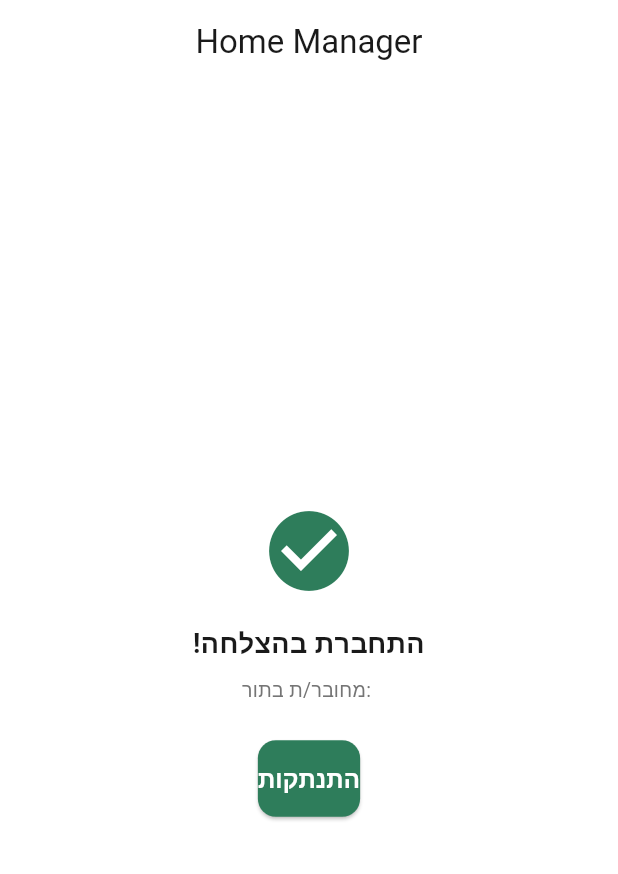
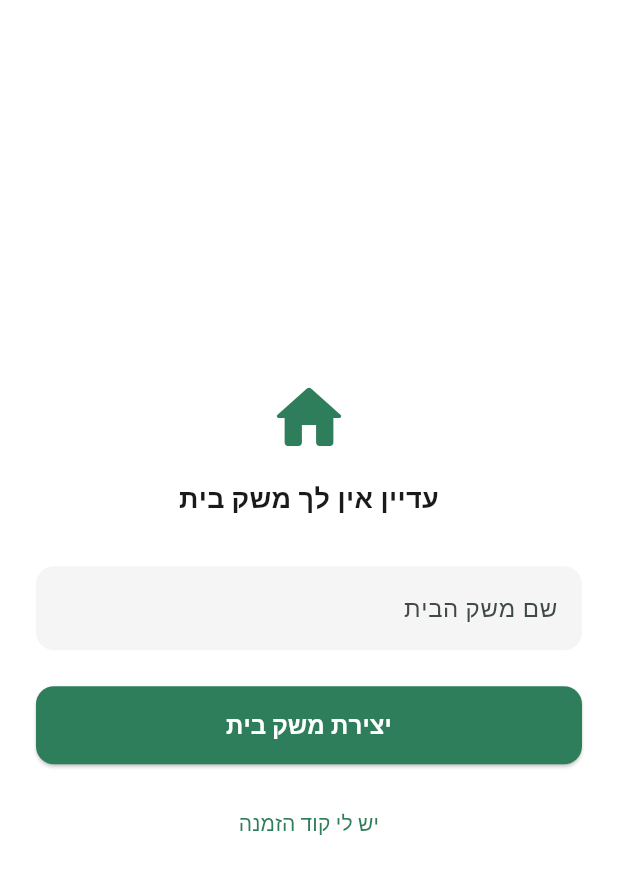
Before and after one commit to lilovem/Home-Manager, a Flutter app: the screen it shows once a user with an empty profile is signed in, on a phone screen of 412 x 824 dp. Shown: the top 874 px of the screen. Run offline on Flutter 3.47's test engine with Material 3 defaults, Android fonts, the phone set to English and light mode, and no system bars; our stand-ins replace cloud_firestore, firebase_auth, firebase_core, flutter_riverpod, go_router; accounts and stored records are empty; statements that could not run were skipped.

Commit message:
Stage 4: Household create/join working with 2 real users

```diff
--- /dev/null
+++ b/firestore.indexes.json
@@ -0,0 +1,4 @@
+{
+  "indexes": [],
+  "fieldOverrides": []
+}
--- a/lib/app/auth_gate.dart
+++ b/lib/app/auth_gate.dart
@@ -2,17 +2,17 @@ import 'package:flutter/material.dart';
 import 'package:flutter_riverpod/flutter_riverpod.dart';
 import '../core/widgets/error_view.dart';
 import '../features/auth/login_screen.dart';
-import '../features/home/home_screen.dart';
 import '../features/splash/splash_screen.dart';
 import '../providers/auth_provider.dart';
+import 'household_gate.dart';
 
-/// "השומר" הראשי של האפליקציה.
+/// "השומר" הראשון של האפליקציה.
 ///
 /// מאזין למצב ההתחברות (authStateChangesProvider) ומציג אוטומטית
 /// את המסך המתאים:
 /// - עדיין בודק (loading) → Splash
 /// - לא מחובר (null) → Login
-/// - מחובר (User) → Home
+/// - מחובר (User) → HouseholdGate (שבודק אם יש לו household)
 ///
 /// כך שכל שינוי במצב ההתחברות (login/register/signOut) מתעדכן
 /// אוטומטית בכל האפליקציה, בלי ניווט ידני.
@@ -32,7 +32,7 @@ class AuthGate extends ConsumerWidget {
         if (user == null) {
           return const LoginScreen();
         }
-        return const HomeScreen();
+        return const HouseholdGate();
       },
     );
   }
--- a/lib/app/config/app_strings.dart
+++ b/lib/app/config/app_strings.dart
@@ -29,6 +29,16 @@ class AppStrings {
   static const String createHousehold = 'יצירת משק בית';
   static const String householdName = 'שם משק הבית';
   static const String invitePartner = 'הזמנת בן/בת זוג';
+  static const String joinHousehold = 'הצטרפות למשק בית קיים';
+  static const String inviteCode = 'קוד הזמנה';
+  static const String noHouseholdYet = 'עדיין אין לך משק בית';
+  static const String createNewHousehold = 'צור משק בית חדש';
+  static const String haveInviteCode = 'יש לי קוד הזמנה';
+  static const String joinButton = 'הצטרף';
+  static const String copyCode = 'העתק קוד';
+  static const String codeCopied = 'הקוד הועתק!';
+  static const String shareThisCode = 'שתפו את הקוד הזה עם בן/בת הזוג';
+  static const String membersCount = 'חברים במשק הבית';
 
   // Shopping
   static const String shoppingList = 'רשימת קניות';
--- /dev/null
+++ b/lib/app/household_gate.dart
@@ -0,0 +1,35 @@
+import 'package:flutter/material.dart';
+import 'package:flutter_riverpod/flutter_riverpod.dart';
+import '../core/widgets/error_view.dart';
+import '../features/home/home_screen.dart';
+import '../features/household/create_household_screen.dart';
+import '../features/splash/splash_screen.dart';
+import '../providers/household_provider.dart';
+
+/// "שומר" שני, שרץ אחרי AuthGate (כלומר המשתמש כבר מחובר).
+///
+/// מאזין ל-household של המשתמש הנוכחי ומציג את המסך המתאים:
+/// - עדיין בודק → Splash
+/// - אין household → מסך יצירה/הצטרפות
+/// - יש household → מסך הבית
+class HouseholdGate extends ConsumerWidget {
+  const HouseholdGate({super.key});
+
+  @override
+  Widget build(BuildContext context, WidgetRef ref) {
+    final householdState = ref.watch(myHouseholdProvider);
+
+    return householdState.when(
+      loading: () => const SplashScreen(),
+      error: (error, stack) => const Scaffold(
+        body: ErrorView(message: 'שגיאה בטעינת משק הבית'),
+      ),
+      data: (household) {
+        if (household == null) {
+          return const CreateOrJoinHouseholdScreen();
+        }
+        return const HomeScreen();
+      },
+    );
+  }
+}
--- /dev/null
+++ b/lib/features/household/create_household_screen.dart
@@ -0,0 +1,153 @@
+import 'package:flutter/material.dart';
+import 'package:flutter_riverpod/flutter_riverpod.dart';
+import '../../app/config/app_colors.dart';
+import '../../app/config/app_strings.dart';
+import '../../app/config/app_text_styles.dart';
+import '../../core/errors/failures.dart';
+import '../../core/utils/validators.dart';
+import '../../providers/auth_provider.dart';
+import '../../providers/household_provider.dart';
+
+/// מסך שמוצג כשלמשתמש עדיין אין household.
+/// מאפשר לבחור בין יצירת household חדש לבין הצטרפות לקיים
+/// באמצעות קוד הזמנה.
+class CreateOrJoinHouseholdScreen extends ConsumerStatefulWidget {
+  const CreateOrJoinHouseholdScreen({super.key});
+
+  @override
+  ConsumerState<CreateOrJoinHouseholdScreen> createState() =>
+      _CreateOrJoinHouseholdScreenState();
+}
+
+class _CreateOrJoinHouseholdScreenState
+    extends ConsumerState<CreateOrJoinHouseholdScreen> {
+  bool _showJoinForm = false;
+  final _formKey = GlobalKey<FormState>();
+  final _textController = TextEditingController();
+  bool _isLoading = false;
+  String? _errorMessage;
+
+  @override
+  void dispose() {
+    _textController.dispose();
+    super.dispose();
+  }
+
+  Future<void> _submit() async {
+    if (!_formKey.currentState!.validate()) return;
+
+    final uid = ref.read(authStateChangesProvider).value?.uid;
+    if (uid == null) return;
+
+    setState(() {
+      _isLoading = true;
+      _errorMessage = null;
+    });
+
+    try {
+      final repo = ref.read(householdRepositoryProvider);
+      if (_showJoinForm) {
+        await repo.joinHousehold(householdId: _textController.text, uid: uid);
+      } else {
+        await repo.createHousehold(
+          name: _textController.text.trim(),
+          creatorUid: uid,
+        );
+      }
+      // בהצלחה - myHouseholdProvider יזהה אוטומטית את השינוי
+      // ו-HouseholdGate יעביר למסך הבית.
+    } on Failure catch (e) {
+      setState(() => _errorMessage = e.message);
+    } catch (_) {
+      setState(() => _errorMessage = AppStrings.errorGeneric);
+    } finally {
+      if (mounted) setState(() => _isLoading = false);
+    }
+  }
+
+  @override
+  Widget build(BuildContext context) {
+    return Scaffold(
+      body: SafeArea(
+        child: Center(
+          child: SingleChildScrollView(
+            padding: const EdgeInsets.all(24),
+            child: Form(
+              key: _formKey,
+              child: Column(
+                mainAxisAlignment: MainAxisAlignment.center,
+                crossAxisAlignment: CrossAxisAlignment.stretch,
+                children: [
+                  const Icon(Icons.home_rounded, size: 56, color: AppColors.primary),
+                  const SizedBox(height: 12),
+                  const Text(
+                    AppStrings.noHouseholdYet,
+                    textAlign: TextAlign.center,
+                    style: AppTextStyles.heading2,
+                  ),
+                  const SizedBox(height: 32),
+                  TextFormField(
+                    controller: _textController,
+                    decoration: InputDecoration(
+                      labelText: _showJoinForm
+                          ? AppStrings.inviteCode
+                          : AppStrings.householdName,
+                    ),
+                    validator: (value) => Validators.requiredText(
+                      value,
+                      fieldName: _showJoinForm
+                          ? AppStrings.inviteCode
+                          : AppStrings.householdName,
+                    ),
+                  ),
+                  if (_errorMessage != null) ...[
+                    const SizedBox(height: 12),
+                    Text(
+                      _errorMessage!,
+                      style: const TextStyle(color: AppColors.error),
+                      textAlign: TextAlign.center,
+                    ),
+                  ],
+                  const SizedBox(height: 24),
+                  ElevatedButton(
+                    onPressed: _isLoading ? null : _submit,
+                    child: _isLoading
+                        ? const SizedBox(
+                            height: 20,
+                            width: 20,
+                            child: CircularProgressIndicator(
+                              strokeWidth: 2,
+                              color: Colors.white,
+                            ),
+                          )
+                        : Text(
+                            _showJoinForm
+                                ? AppStrings.joinButton
+                                : AppStrings.createHousehold,
+                            style: AppTextStyles.button,
+                          ),
+                  ),
+                  const SizedBox(height: 16),
+                  TextButton(
+                    onPressed: () {
+                      setState(() {
+                        _showJoinForm = !_showJoinForm;
+                        _errorMessage = null;
+                        _textController.clear();
+                      });
+                    },
+                    child: Text(
+                      _showJoinForm
+                          ? AppStrings.createNewHousehold
+                          : AppStrings.haveInviteCode,
+                    ),
+                  ),
+                ],
+              ),
+            ),
+          ),
+        ),
+      ),
+    );
+  }
+}
--- /dev/null
+++ b/lib/models/household_model.dart
@@ -0,0 +1,41 @@
+import 'package:cloud_firestore/cloud_firestore.dart';
+
+/// מודל של Household - "משק בית" (למשל "משפחת כהן").
+///
+/// memberIds נשמר גם כשדה ישיר על המסמך (ולא רק כ-subcollection)
+/// כדי לאפשר שאילתה מהירה: "מצא את כל ה-households שאני חבר בהם"
+/// (households.where('memberIds', arrayContains: myUid)).
+class Household {
+  final String id;
+  final String name;
+  final String createdBy;
+  final DateTime? createdAt;
+  final List<String> memberIds;
+
+  const Household({
+    required this.id,
+    required this.name,
+    required this.createdBy,
+    required this.createdAt,
+    required this.memberIds,
+  });
+
+  factory Household.fromFirestore(String id, Map<String, dynamic> data) {
+    return Household(
+      id: id,
+      name: data['name'] as String? ?? '',
+      createdBy: data['createdBy'] as String? ?? '',
+      createdAt: (data['createdAt'] as Timestamp?)?.toDate(),
+      memberIds: List<String>.from(data['memberIds'] as List? ?? []),
+    );
+  }
+
+  Map<String, dynamic> toFirestoreForCreate(String creatorUid) {
+    return {
+      'name': name,
+      'createdBy': creatorUid,
+      'createdAt': FieldValue.serverTimestamp(),
+      'memberIds': [creatorUid],
+    };
+  }
+}
--- /dev/null
+++ b/lib/providers/household_provider.dart
@@ -0,0 +1,33 @@
+import 'package:cloud_firestore/cloud_firestore.dart';
+import 'package:flutter_riverpod/flutter_riverpod.dart';
+import '../models/household_model.dart';
+import '../repositories/household_repository.dart';
+import '../services/firebase/household_service.dart';
+import 'auth_provider.dart';
+
+final firestoreProvider = Provider<FirebaseFirestore>((ref) {
+  return FirebaseFirestore.instance;
+});
+
+final householdServiceProvider = Provider<HouseholdService>((ref) {
+  return HouseholdService(ref.watch(firestoreProvider));
+});
+
+final householdRepositoryProvider = Provider<HouseholdRepository>((ref) {
+  return HouseholdRepository(ref.watch(householdServiceProvider));
+});
+
+/// ה-Household של המשתמש המחובר כרגע - null אם עוד אין לו אחד.
+///
+/// תלוי ב-authStateChangesProvider: אם המשתמש מתנתק, ה-stream הזה
+/// מפסיק אוטומטית להאזין ל-household של המשתמש הקודם.
+final myHouseholdProvider = StreamProvider<Household?>((ref) {
+  final authState = ref.watch(authStateChangesProvider);
+  final user = authState.value;
+
+  if (user == null) {
+    return Stream.value(null);
+  }
+
+  return ref.watch(householdRepositoryProvider).watchMyHousehold(user.uid);
+});
```
Also changed, not shown: lib/features/home/home_screen.dart (+33 -12 lines), lib/features/household/invite_partner_screen.dart (added, +79 -0 lines), lib/repositories/household_repository.dart (added, +47 -0 lines), lib/services/firebase/household_service.dart (added, +67 -0 lines), firebase.json, 3 other files.
